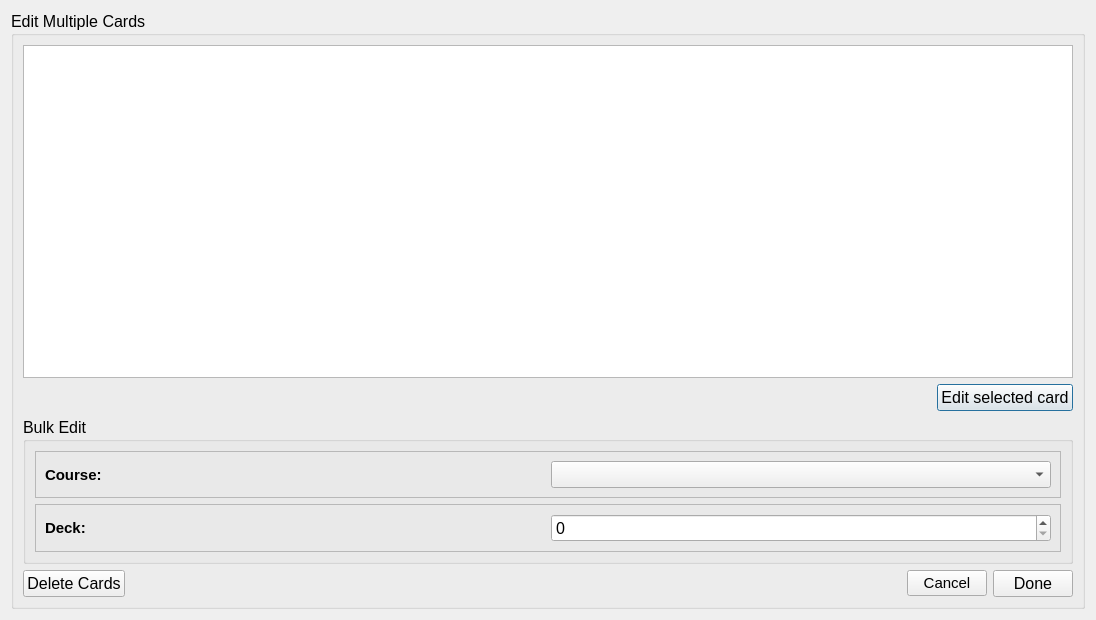
This is ui_resources/edit_multiple_cards.ui in jokober/voc2brain as Qt 5 draws it before an edit. The edited form follows.
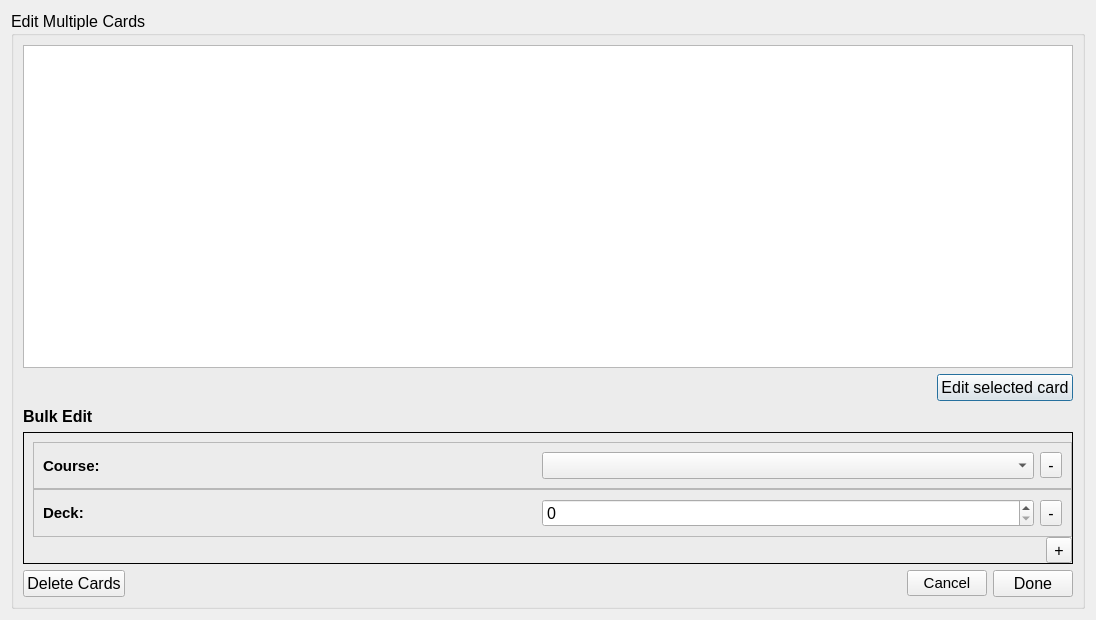
This is the edited form.

```diff
--- a/ui_resources/edit_multiple_cards.ui
+++ b/ui_resources/edit_multiple_cards.ui
@@ -78,10 +78,34 @@
        </layout>
       </item>
       <item>
-       <widget class="QGroupBox" name="groupBox_2">
-        <property name="title">
+       <widget class="QLabel" name="label_3">
+        <property name="font">
+         <font>
+          <weight>75</weight>
+          <bold>true</bold>
+         </font>
+        </property>
+        <property name="text">
          <string>Bulk Edit</string>
         </property>
+       </widget>
+      </item>
+      <item>
+       <widget class="QFrame" name="frame_2">
+        <property name="frameShape">
+         <enum>QFrame::Box</enum>
+        </property>
+        <layout class="QVBoxLayout" name="verticalLayout_4">
+         <property name="spacing">
+          <number>0</number>
+         </property>
+         <property name="rightMargin">
+          <number>0</number>
+         </property>
+         <property name="bottomMargin">
+          <number>0</number>
+         </property>
+         <item>
         <layout class="QVBoxLayout" name="verticalLayout_2">
          <item>
           <widget class="QFrame" name="frame">
@@ -109,11 +133,18 @@
             <item>
              <widget class="QComboBox" name="course_combo"/>
             </item>
+              <item>
+               <widget class="QToolButton" name="course_remove_button">
+                <property name="text">
+                 <string>-</string>
+                </property>
+               </widget>
+              </item>
            </layout>
           </widget>
          </item>
          <item>
-          <widget class="QFrame" name="frame_2">
+            <widget class="QFrame" name="deck_edit_frame">
            <property name="frameShape">
             <enum>QFrame::StyledPanel</enum>
            </property>
@@ -148,8 +179,44 @@
               </property>
              </widget>
             </item>
-           </layout>
-          </widget>
+              <item>
+               <widget class="QToolButton" name="deck_remove_button">
+                <property name="text">
+                 <string>-</string>
+                </property>
+               </widget>
+              </item>
+             </layout>
+            </widget>
+           </item>
+           <item>
+            <layout class="QHBoxLayout" name="horizontalLayout_5">
+             <property name="spacing">
+              <number>0</number>
+             </property>
+             <item>
+              <spacer name="horizontalSpacer_2">
+               <property name="orientation">
+                <enum>Qt::Horizontal</enum>
+               </property>
+               <property name="sizeHint" stdset="0">
+                <size>
+                 <width>40</width>
+                 <height>20</height>
+                </size>
+               </property>
+              </spacer>
+             </item>
+             <item>
+              <widget class="QToolButton" name="add_bulk_edit_button">
+               <property name="text">
+                <string>+</string>
+               </property>
+              </widget>
+             </item>
+            </layout>
+           </item>
+          </layout>
          </item>
         </layout>
        </widget>
```
Left out of the diff: 2 changed lines with no effect on the pictures. Lines whose indentation alone changed are shown as unchanged.
